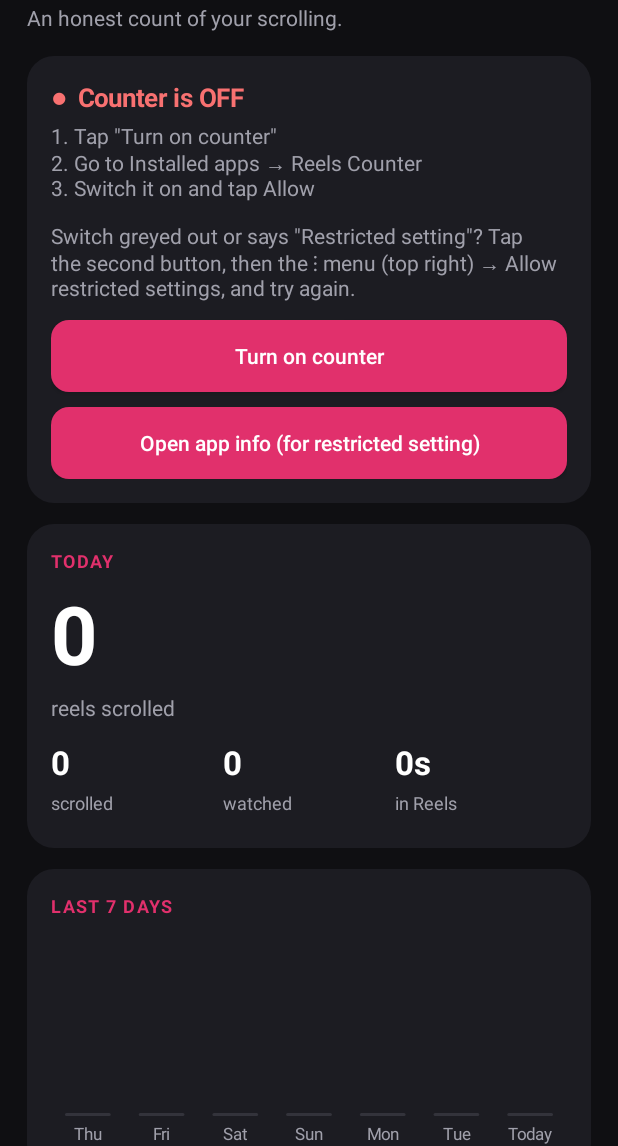
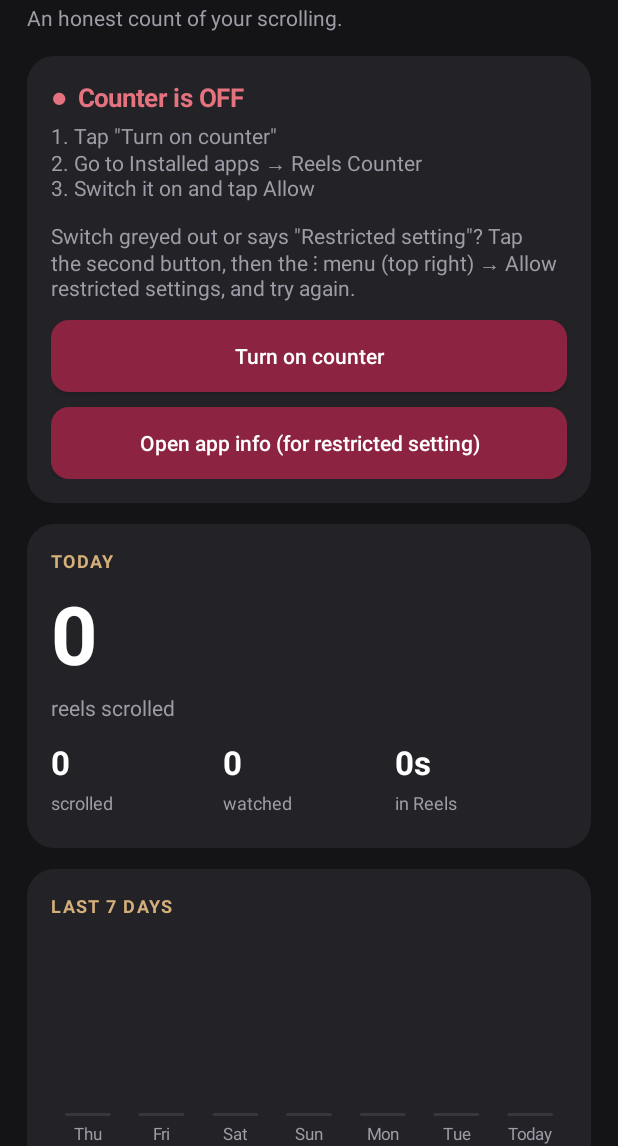
Before and after one commit to anikv08-alt/Reels-Counter, an Android app: the screen it shows after launch (MainActivity), on a phone screen of 412 x 824 dp, the part 90-1236 px from its top. Run offline under Robolectric (Android 15) with nearby library versions, the phone set to English and light mode, and no system bars.

Commit message:
Add files via upload

```diff
--- a/ReelsCounter/ReelsCounter/app/src/main/AndroidManifest.xml
+++ b/ReelsCounter/ReelsCounter/app/src/main/AndroidManifest.xml
@@ -7,7 +7,7 @@
         android:allowBackup="true"
         android:icon="@mipmap/ic_launcher"
         android:label="@string/app_name"
-        android:theme="@android:style/Theme.Material.NoActionBar">
+        android:theme="@style/AppTheme">
 
         <activity
             android:name=".MainActivity"
--- a/ReelsCounter/ReelsCounter/app/src/main/java/com/reelscounter/ChartView.java
+++ b/ReelsCounter/ReelsCounter/app/src/main/java/com/reelscounter/ChartView.java
@@ -22,10 +22,10 @@ public class ChartView extends View {
 
     public ChartView(Context context) {
         super(context);
-        barPaint.setColor(0xFF8E3A64);
-        todayPaint.setColor(0xFFE1306C);
-        emptyPaint.setColor(0xFF33333B);
-        textPaint.setColor(0xFFA0A0AB);
+        barPaint.setColor(0xFF8C2341);   // burgundy
+        todayPaint.setColor(0xFFD4AF7A); // gold = today
+        emptyPaint.setColor(0xFF38363E);
+        textPaint.setColor(0xFF9E9CA6);
         textPaint.setTextAlign(Paint.Align.CENTER);
         textPaint.setTextSize(px(TypedValue.COMPLEX_UNIT_SP, 11));
     }
--- a/ReelsCounter/ReelsCounter/app/src/main/java/com/reelscounter/MainActivity.java
+++ b/ReelsCounter/ReelsCounter/app/src/main/java/com/reelscounter/MainActivity.java
@@ -30,12 +30,14 @@ import java.util.Locale;
 /** The app screen: on/off status, today / week / month / all-time stats, charts and settings. */
 public class MainActivity extends Activity {
 
-    private static final int BG = 0xFF0F0F12;
-    private static final int CARD = 0xFF1C1C22;
-    private static final int MUTED = 0xFFA0A0AB;
-    private static final int GREEN = 0xFF4ADE80;
-    private static final int RED = 0xFFF87171;
-    private static final int ACCENT = 0xFFE1306C;
+    // Theme: charcoal grey + burgundy + champagne gold
+    private static final int BG = 0xFF141416;      // charcoal background
+    private static final int CARD = 0xFF232227;    // grey cards
+    private static final int MUTED = 0xFF9E9CA6;   // soft grey text
+    private static final int GREEN = 0xFF8FCB9B;   // sage "ON"
+    private static final int RED = 0xFFE5737F;     // rose warnings
+    private static final int ACCENT = 0xFF8C2341;  // burgundy buttons
+    private static final int GOLD = 0xFFD4AF7A;    // champagne titles
 
     private SharedPreferences prefs;
     private Stats stats;
@@ -293,7 +295,7 @@ public class MainActivity extends Activity {
     }
 
     private TextView label(String s) {
-        TextView t = text(s, 12, ACCENT, true);
+        TextView t = text(s, 12, GOLD, true);
         t.setLetterSpacing(0.08f);
         return t;
     }
@@ -336,7 +338,7 @@ public class MainActivity extends Activity {
         b.setTextSize(TypedValue.COMPLEX_UNIT_SP, 20);
         b.setTextColor(Color.WHITE);
         GradientDrawable g = new GradientDrawable();
-        g.setColor(0xFF2E2E36);
+        g.setColor(0xFF34323A);
         g.setCornerRadius(dp(12));
         b.setBackground(g);
         b.setLayoutParams(new LinearLayout.LayoutParams(dp(56), dp(44)));
--- a/ReelsCounter/ReelsCounter/app/src/main/res/drawable/ic_fg.xml
+++ b/ReelsCounter/ReelsCounter/app/src/main/res/drawable/ic_fg.xml
@@ -12,10 +12,10 @@
         android:pathData="M45,30 H63 A7,7 0 0 1 70,37 V71 A7,7 0 0 1 63,78 H45 A7,7 0 0 1 38,71 V37 A7,7 0 0 1 45,30 Z" />
     <!-- play triangle -->
     <path
-        android:fillColor="#FFFFFF"
+        android:fillColor="#D4AF7A"
         android:pathData="M49,44 L62,54 L49,64 Z" />
     <!-- swipe arrows -->
     <path
-        android:fillColor="#FFFFFF"
+        android:fillColor="#D4AF7A"
         android:pathData="M76,44 L81,38 L86,44 Z M76,64 L81,70 L86,64 Z" />
 </vector>
--- a/ReelsCounter/ReelsCounter/app/src/main/res/values/strings.xml
+++ b/ReelsCounter/ReelsCounter/app/src/main/res/values/strings.xml
@@ -2,5 +2,5 @@
 <resources>
     <string name="app_name">Reels Counter</string>
     <string name="a11y_desc">Counts how many Instagram reels you scroll past and watch, and shows a small counter bubble on your screen. It only looks at Instagram\'s screen layout to notice reel swipes. Nothing is read from your messages, and all numbers stay on your phone.</string>
-    <color name="ic_bg">#D62976</color>
+    <color name="ic_bg">#7A1F3D</color>
 </resources>
--- /dev/null
+++ b/ReelsCounter/ReelsCounter/app/src/main/res/values/styles.xml
@@ -0,0 +1,12 @@
+<?xml version="1.0" encoding="utf-8"?>
+<resources>
+    <color name="bg">#141416</color>
+
+    <!-- Charcoal grey + burgundy + champagne gold -->
+    <style name="AppTheme" parent="@android:style/Theme.Material.NoActionBar">
+        <item name="android:colorPrimary">#8C2341</item>
+        <item name="android:colorPrimaryDark">#141416</item>
+        <item name="android:colorAccent">#D4AF7A</item>
+        <item name="android:windowBackground">@color/bg</item>
+    </style>
+</resources>
```
Also changed, not shown: ReelsCounter/ReelsCounter/app/src/main/java/com/reelscounter/ReelsAccessibilityService.java (+4 -4 lines).
